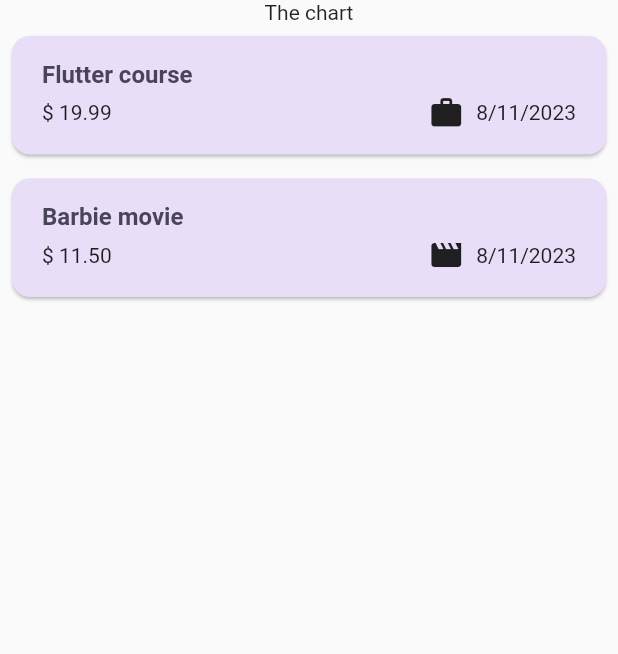
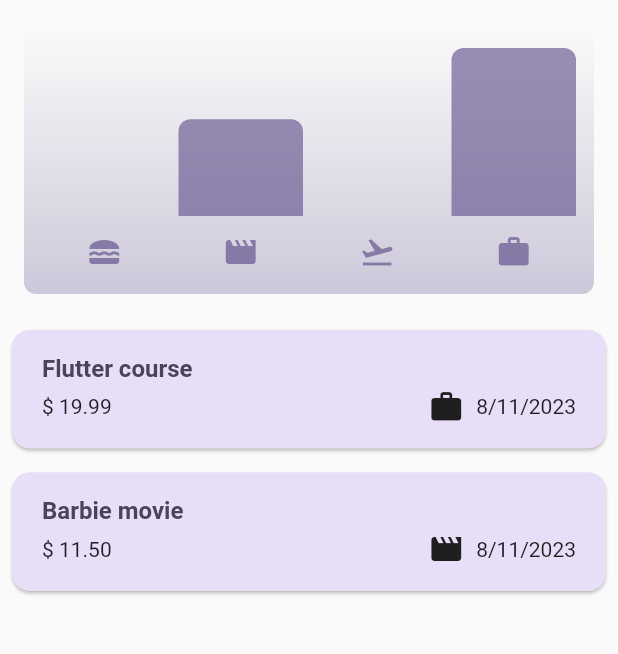
Before and after one commit to temevh/Flutter, a Flutter app: the screen it shows after launch, on a phone screen of 412 x 824 dp, the part 84-738 px from its top. Run offline on Flutter 3.47's test engine with Material 2 defaults, Android fonts, the phone set to English and light mode, and no system bars; our stand-ins replace google_fonts.

Commit message:
added chart

```diff
--- a/expensesTracker/expensetracker/lib/models/expense.dart
+++ b/expensesTracker/expensetracker/lib/models/expense.dart
@@ -33,3 +33,25 @@ class Expense {
     return formatter.format(date);
   }
 }
+
+class ExpenseBucket {
+  const ExpenseBucket({required this.category, required this.expenses});
+
+  ExpenseBucket.forCategory(List<Expense> allExpenses, this.category)
+      : expenses = allExpenses
+            .where((expense) => expense.category == category)
+            .toList();
+
+  final Category category;
+  final List<Expense> expenses;
+
+  double get totalExpenses {
+    double sum = 0;
+
+    for (final expense in expenses) {
+      sum += expense.amount;
+    }
+
+    return sum;
+  }
+}
--- /dev/null
+++ b/expensesTracker/expensetracker/lib/widgets/chart/cahrt_bar.dart
@@ -0,0 +1,34 @@
+import 'package:flutter/material.dart';
+
+class ChartBar extends StatelessWidget {
+  const ChartBar({
+    super.key,
+    required this.fill,
+  });
+
+  final double fill;
+
+  @override
+  Widget build(BuildContext context) {
+    final isDarkMode =
+        MediaQuery.of(context).platformBrightness == Brightness.dark;
+    return Expanded(
+      child: Padding(
+        padding: const EdgeInsets.symmetric(horizontal: 4),
+        child: FractionallySizedBox(
+          heightFactor: fill,
+          child: DecoratedBox(
+            decoration: BoxDecoration(
+              shape: BoxShape.rectangle,
+              borderRadius:
+                  const BorderRadius.vertical(top: Radius.circular(8)),
+              color: isDarkMode
+                  ? Theme.of(context).colorScheme.secondary
+                  : Theme.of(context).colorScheme.primary.withOpacity(0.65),
+            ),
+          ),
+        ),
+      ),
+    );
+  }
+}
--- /dev/null
+++ b/expensesTracker/expensetracker/lib/widgets/chart/chart.dart
@@ -0,0 +1,95 @@
+import 'package:flutter/material.dart';
+
+import 'package:expensetracker/widgets/chart/cahrt_bar.dart';
+import 'package:expensetracker/models/expense.dart';
+
+class Chart extends StatelessWidget {
+  const Chart({super.key, required this.expenses});
+
+  final List<Expense> expenses;
+
+  List<ExpenseBucket> get buckets {
+    return [
+      ExpenseBucket.forCategory(expenses, Category.food),
+      ExpenseBucket.forCategory(expenses, Category.leisure),
+      ExpenseBucket.forCategory(expenses, Category.travel),
+      ExpenseBucket.forCategory(expenses, Category.work),
+    ];
+  }
+
+  double get maxTotalExpense {
+    double maxTotalExpense = 0;
+
+    for (final bucket in buckets) {
+      if (bucket.totalExpenses > maxTotalExpense) {
+        maxTotalExpense = bucket.totalExpenses;
+      }
+    }
+
+    return maxTotalExpense;
+  }
+
+  @override
+  Widget build(BuildContext context) {
+    final isDarkMode =
+        MediaQuery.of(context).platformBrightness == Brightness.dark;
+    return Container(
+      margin: const EdgeInsets.all(16),
+      padding: const EdgeInsets.symmetric(
+        vertical: 16,
+        horizontal: 8,
+      ),
+      width: double.infinity,
+      height: 180,
+      decoration: BoxDecoration(
+        borderRadius: BorderRadius.circular(8),
+        gradient: LinearGradient(
+          colors: [
+            Theme.of(context).colorScheme.primary.withOpacity(0.3),
+            Theme.of(context).colorScheme.primary.withOpacity(0.0)
+          ],
+          begin: Alignment.bottomCenter,
+          end: Alignment.topCenter,
+        ),
+      ),
+      child: Column(
+        children: [
+          Expanded(
+            child: Row(
+              crossAxisAlignment: CrossAxisAlignment.end,
+              children: [
+                for (final bucket in buckets) // alternative to map()
+                  ChartBar(
+                    fill: bucket.totalExpenses == 0
+                        ? 0
+                        : bucket.totalExpenses / maxTotalExpense,
+                  )
+              ],
+            ),
+          ),
+          const SizedBox(height: 12),
+          Row(
+            children: buckets
+                .map(
+                  (bucket) => Expanded(
+                    child: Padding(
+                      padding: const EdgeInsets.symmetric(horizontal: 4),
+                      child: Icon(
+                        categoryIcons[bucket.category],
+                        color: isDarkMode
+                            ? Theme.of(context).colorScheme.secondary
+                            : Theme.of(context)
+                                .colorScheme
+                                .primary
+                                .withOpacity(0.7),
+                      ),
+                    ),
+                  ),
+                )
+                .toList(),
+          )
+        ],
+      ),
+    );
+  }
+}
--- a/expensesTracker/expensetracker/lib/widgets/expenses.dart
+++ b/expensesTracker/expensetracker/lib/widgets/expenses.dart
@@ -1,3 +1,4 @@
+import 'package:expensetracker/widgets/chart/chart.dart';
 import 'package:expensetracker/widgets/expenses_list/expenses_list.dart';
 import 'package:expensetracker/widgets/new_expense.dart';
 import 'package:flutter/material.dart';
@@ -88,7 +89,7 @@ class _ExpensesState extends State<Expenses> {
       ),
       body: Column(
         children: [
-          const Text("The chart"),
+          Chart(expenses: _registeredExpenses),
           Expanded(child: mainContent),
         ],
       ),
```
